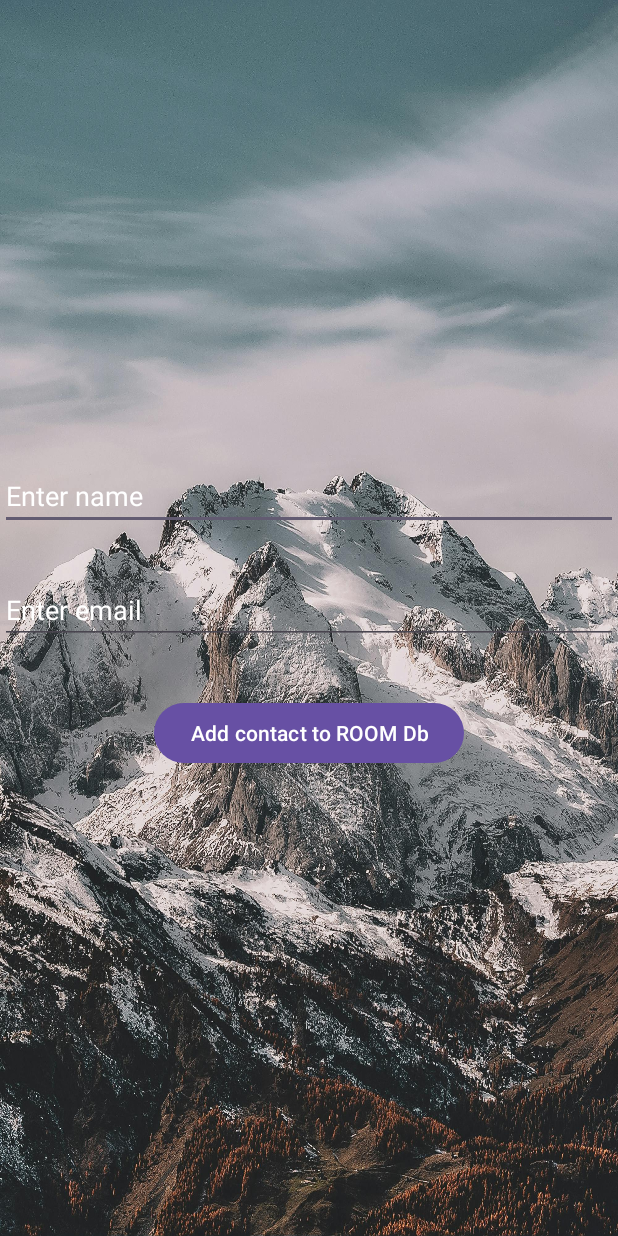
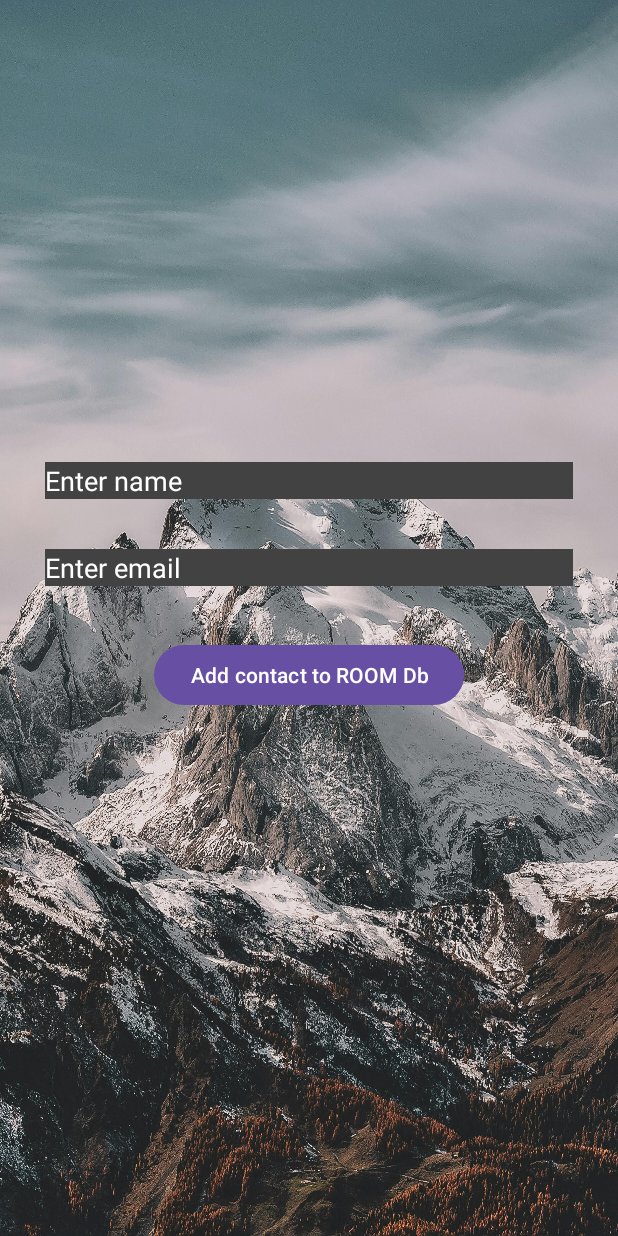
Before and after one commit to StefanoSommariva/Address_Book, an Android app: the AddNewContactActivity screen opened directly, with no data from a screen before it, on a phone screen of 412 x 824 dp. Run offline under Robolectric (Android 15) with nearby library versions, the phone set to English and light mode, and no system bars; our stand-ins replace Room's generated code, data binding.

Commit message:
third commit

```diff
--- a/app/src/main/res/layout/activity_add_new_contact.xml
+++ b/app/src/main/res/layout/activity_add_new_contact.xml
@@ -25,6 +25,7 @@
         tools:context=".AddNewContactActivity">
 
         <EditText
+            android:background="@color/cardview_dark_background"
             android:text="@={contact.name}"
             android:textColor="@color/white"
             android:textColorHint="@color/white"
@@ -33,13 +34,16 @@
             android:layout_height="wrap_content"
             android:layout_marginTop="308dp"
             android:hint="Enter name"
+            android:layout_marginHorizontal="30dp"
             app:layout_constraintEnd_toEndOf="parent"
             app:layout_constraintHorizontal_bias="0.0"
             app:layout_constraintStart_toStartOf="parent"
             app:layout_constraintTop_toTopOf="parent" />
 
         <EditText
+            android:layout_marginHorizontal="30dp"
             android:text="@={contact.email}"
+            android:background="@color/cardview_dark_background"
             android:textColor="@color/white"
             android:textColorHint="@color/white"
             android:id="@+id/emailEDT"
--- a/app/src/main/res/layout/activity_main.xml
+++ b/app/src/main/res/layout/activity_main.xml
@@ -27,9 +27,11 @@
             app:layout_constraintStart_toStartOf="parent"
             app:layout_constraintTop_toTopOf="parent" />
 
-        <com.google.android.material.floatingactionbutton.FloatingActionButton
+        <com.google.android.material.floatingactionbutton.ExtendedFloatingActionButton
 
             android:onClick="@{clickHandler::onFABClicked}"
+            android:text="insert new boy"
+            android:fontFamily="sans-serif-smallcaps"
             android:id="@+id/floatingActionButton"
             android:layout_width="wrap_content"
             android:layout_height="wrap_content"
```
